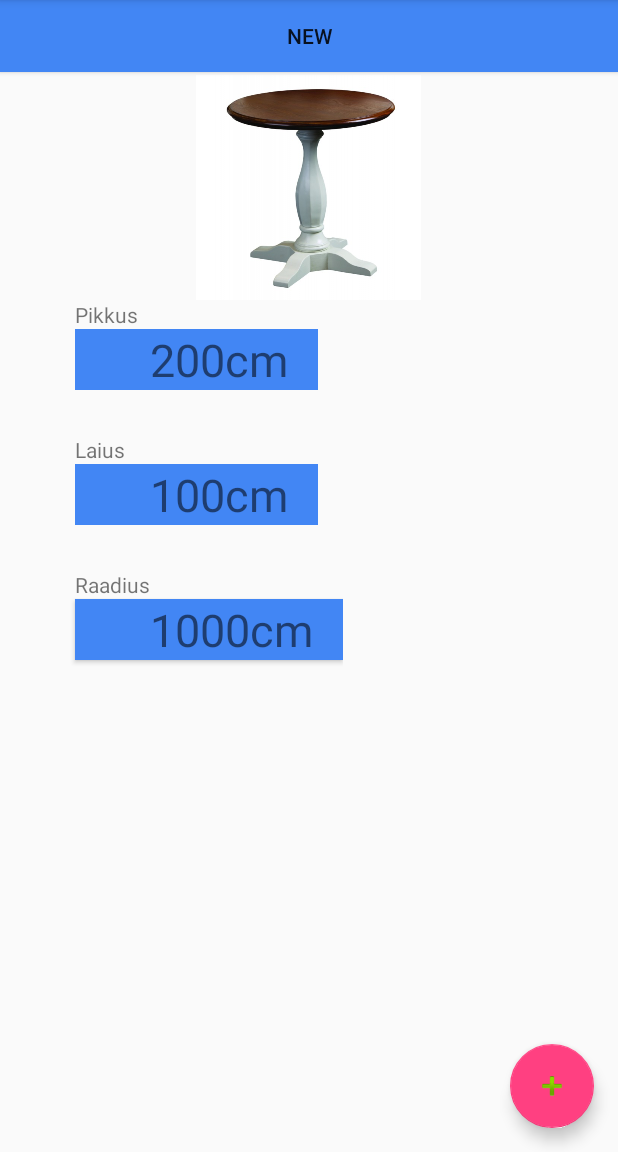
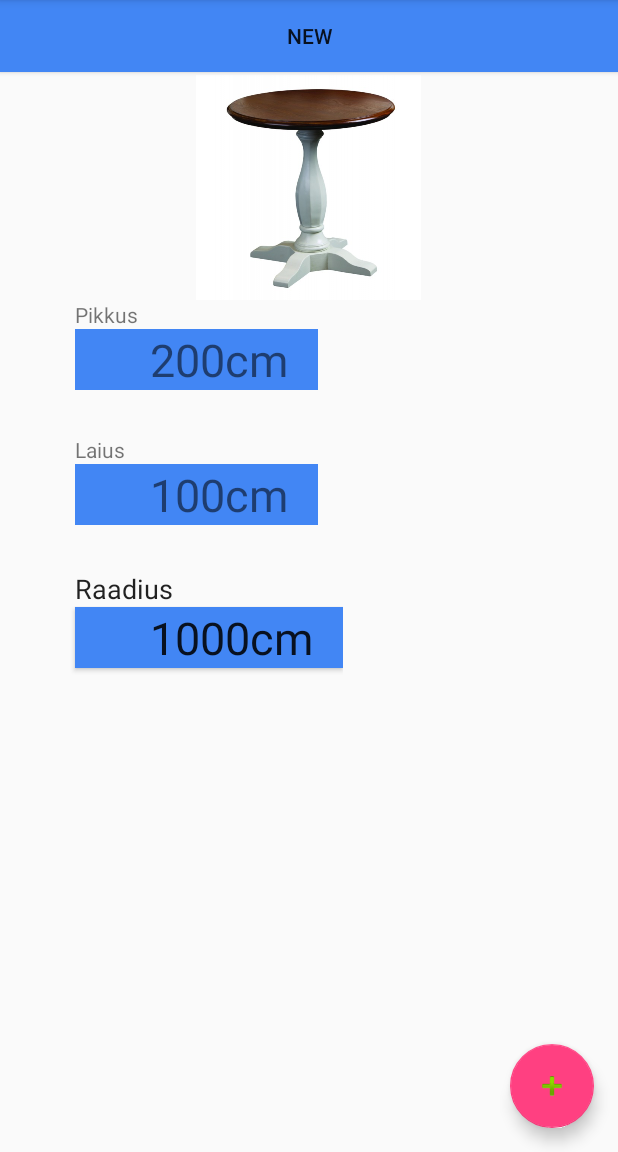
Before and after one commit to Kmarten/Andmeprojekt2, an Android app: the CreateFragment screen opened directly, with no data from a screen before it, after a tap on "NEW", on a phone screen of 412 x 824 dp, the part 84-1236 px from its top. Run offline under Robolectric (Android 15) with nearby library versions, the phone set to English and light mode, and no system bars.

```diff
--- a/app/src/main/java/com/example/kasutaja/andmeprojekt/CreateFragment.java
+++ b/app/src/main/java/com/example/kasutaja/andmeprojekt/CreateFragment.java
@@ -4,6 +4,10 @@ package com.example.kasutaja.andmeprojekt;
 import android.content.Context;
 import android.content.Intent;
 import android.content.SharedPreferences;
+import android.graphics.Color;
+import android.graphics.Paint;
+import android.graphics.drawable.ShapeDrawable;
+import android.graphics.drawable.shapes.RectShape;
 import android.os.Bundle;
 import android.support.design.widget.FloatingActionButton;
 import android.support.design.widget.Snackbar;
@@ -29,12 +33,13 @@ public class CreateFragment extends Fragment {
     ArrayList<Integer> idsOfDataFields = new ArrayList<>();
     FloatingActionButton create;
     Button addViews;
+    Button btDelete;
     View inflated;
     HashMap<String, String> objectData = new HashMap<>();
     ArrayList<DataObject> allObjects = new ArrayList<>();
 
     @Override
-    public View onCreateView(LayoutInflater inflater, ViewGroup container, Bundle savedInstanceState){
+    public View onCreateView(final LayoutInflater inflater, ViewGroup container, Bundle savedInstanceState){
         inflated = inflater.inflate(R.layout.fragment_data, container, false);
 
         create = inflated.findViewById(R.id.bCreate);
@@ -47,6 +52,17 @@ public class CreateFragment extends Fragment {
                 startActivity(new Intent(getActivity(), MainActivity.class));
             }
         });
+
+        /*btDelete = findViewById(R.id.bDelete);
+
+        btDelete.setOnClickListener(new View.OnClickListener() {
+            @Override
+            public void onClick(View view) {
+                delete(index);
+                saveDataToMobile();
+                startActivity(new Intent(getActivity(), MainActivity.class));
+            }
+        });*/
 
         addViews = inflated.findViewById(R.id.btAddViews);
         addViews.setOnClickListener(new View.OnClickListener() {
@@ -65,7 +81,12 @@ public class CreateFragment extends Fragment {
 
         retrieveDataFromPhone();
         if(getIndexFromTheIntent()) showCreatedObjectData(allObjects.get(index));
+        DataObject.setId(allObjects.size());
         Toast.makeText(getContext(), "onActivity", Toast.LENGTH_SHORT).show();
+    }
+
+    private void delete(int index){
+        allObjects.remove(index);
     }
 
     private void showCreatedObjectData(DataObject dataObject) {
--- a/app/src/main/java/com/example/kasutaja/andmeprojekt/DataObject.java
+++ b/app/src/main/java/com/example/kasutaja/andmeprojekt/DataObject.java
@@ -67,4 +67,12 @@ public class DataObject {
     public void setCreationDate(Date creationDate) {
         this.creationDate = creationDate;
     }
+
+    public static int getId() {
+        return id;
+    }
+
+    public static void setId(int id) {
+        DataObject.id = id;
+    }
 }
--- a/app/src/main/java/com/example/kasutaja/andmeprojekt/customViews/TextDataView.java
+++ b/app/src/main/java/com/example/kasutaja/andmeprojekt/customViews/TextDataView.java
@@ -5,6 +5,7 @@ import android.graphics.Canvas;
 import android.support.annotation.Nullable;
 import android.util.AttributeSet;
 import android.view.View;
+import android.widget.EditText;
 import android.widget.LinearLayout;
 import android.widget.TextView;
 
@@ -17,8 +18,8 @@ import com.example.kasutaja.andmeprojekt.R;
 
 public class TextDataView extends LinearLayout {
     View rootView;
-    public TextView dn; //data_name
-    public TextView d; //data
+    public EditText dn; //data_name
+    public EditText d; //data
 
     //private String data_name = "Data_name";
     //private String data = "Data";
@@ -44,8 +45,8 @@ public class TextDataView extends LinearLayout {
     private void init(Context context) {
 
         rootView = inflate(context,R.layout.view_text_data,this);
-        dn = (TextView)rootView.findViewById(R.id.data_name);
-        d = (TextView)rootView.findViewById(R.id.data);
+        dn = rootView.findViewById(R.id.data_name);
+        d = rootView.findViewById(R.id.data);
 
         dn.setId(data_name_id);
         d.setId(data__id);
--- a/app/src/main/res/layout/activity_main.xml
+++ b/app/src/main/res/layout/activity_main.xml
@@ -11,6 +11,7 @@
     <LinearLayout
         android:layout_width="match_parent"
         android:layout_height="match_parent"
+        android:orientation="vertical"
         android:id="@+id/llMainActivity">
     <android.support.design.widget.FloatingActionButton
         android:id="@+id/dataFloatingActionButton"
--- a/app/src/main/res/layout/view_text_data.xml
+++ b/app/src/main/res/layout/view_text_data.xml
@@ -3,15 +3,16 @@
     android:layout_width="wrap_content"
     android:layout_height="wrap_content"
     android:orientation="vertical">
-        <TextView
+        <EditText
             android:id="@+id/data_name"
             android:layout_width="match_parent"
             android:layout_height="wrap_content"
             android:layout_marginStart="@dimen/margin_start_data"
-            android:text="@string/data_name_blank" />
+            android:text="@string/data_name_blank"
+            android:background="@null"/>
     <!--android:layout_marginTop="30dp"-->
 
-        <TextView
+        <EditText
             android:id="@+id/data"
             android:layout_width="wrap_content"
             android:layout_height="wrap_content"
```
